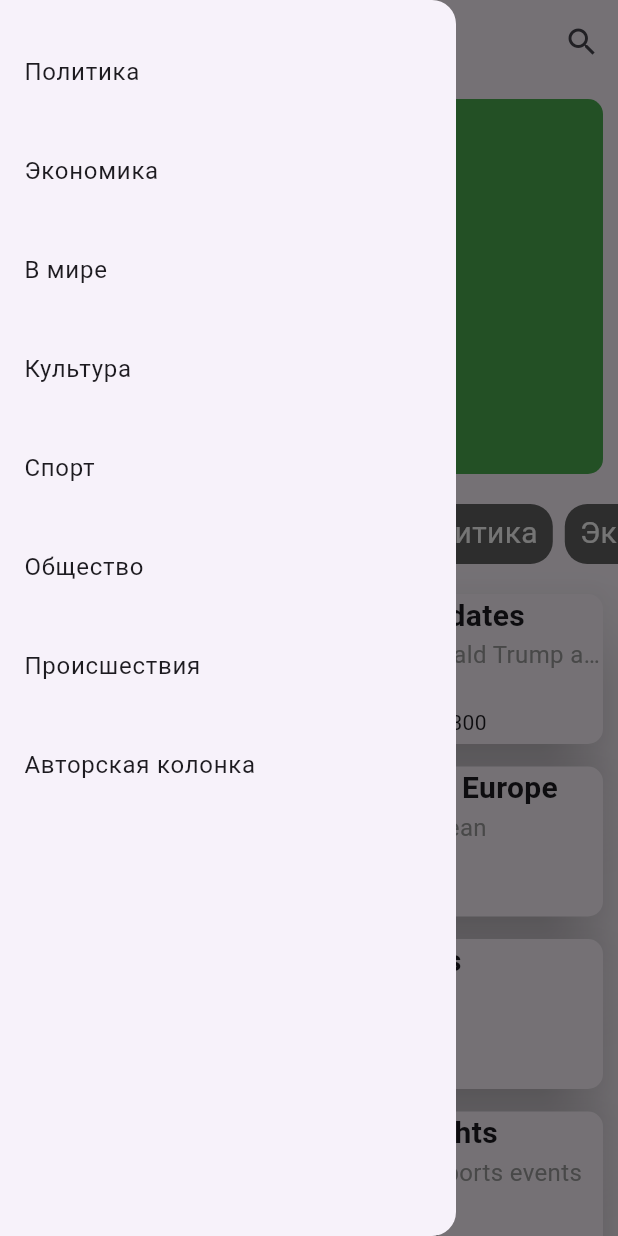
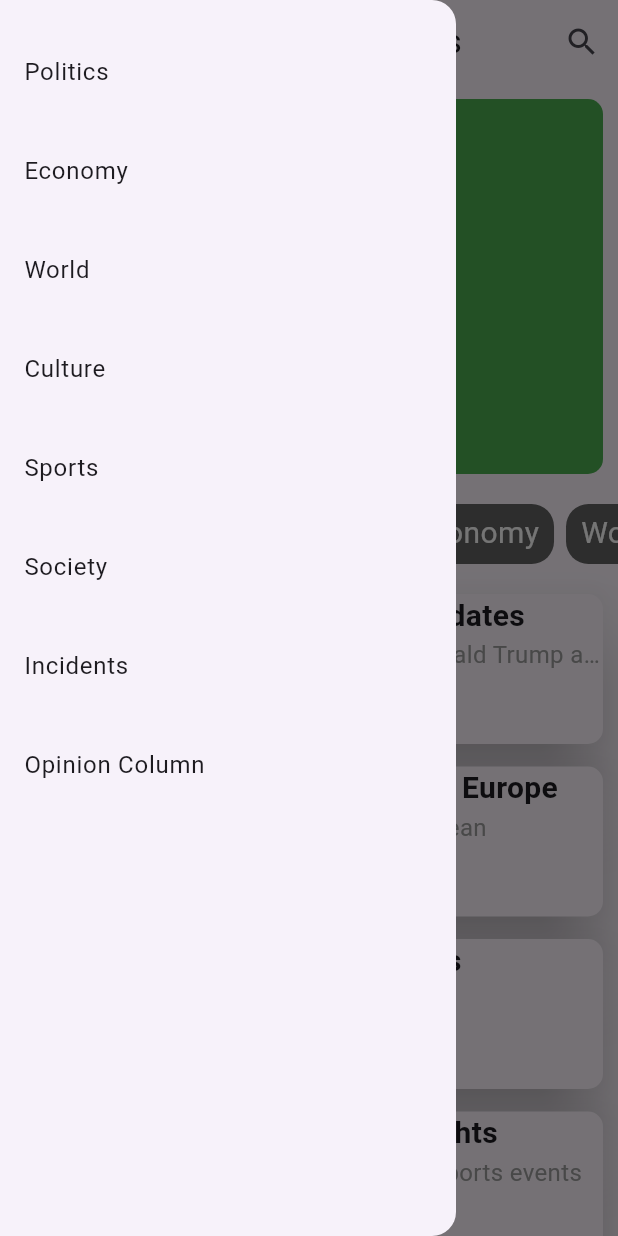
Before and after one commit to V4nchous247/test_news_app, a Flutter app: the screen it shows after launch, with the side drawer open, on a phone screen of 412 x 824 dp. Run offline on Flutter 3.47's test engine with Material 3 defaults, Android fonts, the phone set to English and light mode, and no system bars; drawn by our look-alikes of scrollable_positioned_list; our stand-ins replace auto_route, firebase_core, firebase_messaging, flutter_bloc, freezed_annotation, get_it; accounts and stored records are empty; generated files the repository leaves out were written again.

Commit message:
added localizations

```diff
--- a/assets/strings/categories.json
+++ b/assets/strings/categories.json
@@ -1,12 +1,12 @@
 {
     "categories": [
-        "Политика",
-        "Экономика",
-        "В мире",
-        "Культура",
-        "Спорт",
-        "Общество",
-        "Происшествия",
-        "Авторская колонка"
+        "Politics",
+        "Economy",
+        "World",
+        "Culture",
+        "Sports",
+        "Society",
+        "Incidents",
+        "Opinion Column"
     ]
 }
--- a/lib/core/ui/widgets/base_widget.dart
+++ b/lib/core/ui/widgets/base_widget.dart
@@ -1,8 +1,5 @@
-import 'package:auto_route/auto_route.dart';
-import 'package:flutter/material.dart';
 import 'package:scrollable_positioned_list/scrollable_positioned_list.dart';
 import 'package:test_news_app/index.dart';
-import 'package:test_news_app/navigation/router.gr.dart';
 
 class BaseWidget extends StatefulWidget {
   const BaseWidget({
@@ -52,13 +49,13 @@ class _BaseWidgetState extends State<BaseWidget> {
         title: _isSearching
             ? TextField(
                 controller: widget.searchController,
-                decoration: const InputDecoration(
-                  hintText: "Search...",
+                decoration: InputDecoration(
+                  hintText: AppLocalizations.of(context)!.searchBarPlaceHolder,
                   border: InputBorder.none,
                 ),
                 autofocus: true,
               )
-            : const Center(child: Text("NewYork Times")),
+            : Center(child: Text(AppLocalizations.of(context)!.appName)),
         actions: [
           IconButton(
             icon: Icon(_isSearching ? Icons.close : Icons.search),
--- a/lib/features/article_page/presentation/pages/article_page.dart
+++ b/lib/features/article_page/presentation/pages/article_page.dart
@@ -1,6 +1,4 @@
-import 'package:auto_route/auto_route.dart';
 import 'package:test_news_app/index.dart';
-import 'package:flutter/material.dart';
 
 @RoutePage()
 class ArticlePage extends StatelessWidget {
@@ -39,7 +37,8 @@ class ArticlePage extends StatelessWidget {
               child: Column(
                 crossAxisAlignment: CrossAxisAlignment.start,
                 children: [
-                  const Text('More in this category:', style: TextStyle(fontSize: 20, fontWeight: FontWeight.w500)),
+                  Text(AppLocalizations.of(context)!.nextArticleHint,
+                      style: const TextStyle(fontSize: 20, fontWeight: FontWeight.w500)),
                   ArticleWidget(
                     article: allArticles.firstWhere(
                       (newArticle) => newArticle.category == article.category && newArticle != article,
--- a/lib/features/main_page/presentation/pages/main_page.dart
+++ b/lib/features/main_page/presentation/pages/main_page.dart
@@ -1,7 +1,5 @@
-import 'package:auto_route/auto_route.dart';
 import 'package:flutter_bloc/flutter_bloc.dart';
 import 'package:test_news_app/index.dart';
-import 'package:flutter/material.dart';
 
 @RoutePage()
 class MainPage extends StatefulWidget {
@@ -58,11 +56,11 @@ class _MainPageState extends State<MainPage> {
                           allCategories: categories,
                         ),
                 ),
-                error: () => const Text('ERROR'),
+                error: () => Text(AppLocalizations.of(context)!.errorMsg),
               );
             },
           ),
-          error: () => const Text('ERROR'),
+          error: () => Text(AppLocalizations.of(context)!.errorMsg),
         );
       },
     );
--- a/lib/features/main_page/presentation/views/default_layout.dart
+++ b/lib/features/main_page/presentation/views/default_layout.dart
@@ -1,4 +1,3 @@
-import 'package:flutter/material.dart';
 import 'package:scrollable_positioned_list/scrollable_positioned_list.dart';
 import 'package:test_news_app/index.dart';
 
@@ -21,9 +20,6 @@ class _DefaultLayoutState extends State<DefaultLayout> {
   List<String> _categories = [];
   final _filters = [];
 
-  static const String _popular = 'Популярное';
-  static const String _actual = 'Читают';
-
   @override
   void initState() {
     initCategories();
@@ -32,8 +28,8 @@ class _DefaultLayoutState extends State<DefaultLayout> {
 
   void initCategories() {
     _categories = [
-      _popular,
-      _actual,
+      'Popular',
+      'Hot',
       ...widget.allCategories,
     ];
   }
@@ -81,13 +77,13 @@ class _DefaultLayoutState extends State<DefaultLayout> {
                 if (_filters.isNotEmpty) {
                   _articles = widget.allArticles.where((article) => _filters.contains(article.category)).toList();
                 }
-                if (_filters.contains(_popular)) {
+                if (_filters.contains('Popular')) {
                   _articles = widget.allArticles;
                   final sortedArticles = _articles.where((article) => article.allTimeViews > 0).toList()
                     ..sort((a, b) => b.allTimeViews.compareTo(a.allTimeViews));
                   _articles = sortedArticles;
                 }
-                if (_filters.contains(_actual)) {
+                if (_filters.contains('Hot')) {
                   _articles = widget.allArticles;
                   final sortedArticles = _articles.where((article) => article.lastTreeDaysViews > 0).toList()
                     ..sort((a, b) => b.lastTreeDaysViews.compareTo(a.lastTreeDaysViews));
@@ -105,10 +101,10 @@ class _DefaultLayoutState extends State<DefaultLayout> {
                           separatorBuilder: (context, index) => const SizedBox(height: 15),
                         ),
                       )
-                    : const Center(
+                    : Center(
                         child: Text(
-                          'No articles in this category',
-                          style: TextStyle(
+                          AppLocalizations.of(context)!.emptyCategoryPlaceholder,
+                          style: const TextStyle(
                             fontSize: 24,
                             fontWeight: FontWeight.w600,
                           ),
--- a/lib/features/main_page/presentation/views/search_layout.dart
+++ b/lib/features/main_page/presentation/views/search_layout.dart
@@ -1,4 +1,3 @@
-import 'package:flutter/material.dart';
 import 'package:scrollable_positioned_list/scrollable_positioned_list.dart';
 import 'package:test_news_app/index.dart';
 
--- a/lib/features/main_page/presentation/widgets/topic_of_the_hour_widget.dart
+++ b/lib/features/main_page/presentation/widgets/topic_of_the_hour_widget.dart
@@ -1,4 +1,4 @@
-import 'package:flutter/material.dart';
+import 'package:test_news_app/index.dart';
 
 class TopicOfTheHourWidget extends StatelessWidget {
   const TopicOfTheHourWidget({
@@ -24,9 +24,9 @@ class TopicOfTheHourWidget extends StatelessWidget {
               borderRadius: BorderRadius.circular(15),
               color: Colors.white.withOpacity(0.6),
             ),
-            child: const Padding(
-              padding: EdgeInsets.all(5),
-              child: Text('topic of the hour'),
+            child: Padding(
+              padding: const EdgeInsets.all(5),
+              child: Text(AppLocalizations.of(context)!.topicOfTheHourBadgeName),
             ),
           ),
         ),
--- a/lib/features/specific_category_page/presentation/pages/specific_category_page.dart
+++ b/lib/features/specific_category_page/presentation/pages/specific_category_page.dart
@@ -1,5 +1,3 @@
-import 'package:auto_route/auto_route.dart';
-import 'package:flutter/material.dart';
 import 'package:scrollable_positioned_list/scrollable_positioned_list.dart';
 import 'package:test_news_app/index.dart';
 
@@ -37,10 +35,10 @@ class SpecificCategoryPage extends StatelessWidget {
                 ),
               ),
             )
-          : const Center(
+          : Center(
               child: Text(
-                'No articles in this category',
-                style: TextStyle(
+                AppLocalizations.of(context)!.emptyCategoryPlaceholder,
+                style: const TextStyle(
                   fontSize: 24,
                   fontWeight: FontWeight.w600,
                 ),
--- a/lib/index.dart
+++ b/lib/index.dart
@@ -1,3 +1,8 @@
+export 'package:auto_route/auto_route.dart';
+export 'package:flutter/material.dart';
+export 'package:test_news_app/navigation/router.gr.dart';
+export 'package:flutter_gen/gen_l10n/app_localizations.dart';
+
 export './main.dart';
 export './features/index.dart';
 export './navigation/index.dart';
--- /dev/null
+++ b/lib/l10n/app_en.arb
@@ -0,0 +1,10 @@
+{
+    "searchBarPlaceHolder": "Search...",
+    "nextArticleHint": "More in this category:",
+    "errorMsg": "E R R O R",
+    "popularArticles": "Popular",
+    "hotArticles": "Hot",
+    "emptyCategoryPlaceholder": "No articles in this category",
+    "topicOfTheHourBadgeName": "topic of the hour",
+    "appName": "The NewYork Times"
+}
--- a/lib/main.dart
+++ b/lib/main.dart
@@ -1,5 +1,5 @@
 import 'package:firebase_core/firebase_core.dart';
-import 'package:flutter/material.dart';
+import 'package:flutter_localizations/flutter_localizations.dart';
 import 'package:test_news_app/index.dart';
 
 void main() async {
@@ -18,6 +18,15 @@ class MyApp extends StatelessWidget {
   @override
   Widget build(BuildContext context) {
     return MaterialApp.router(
+      localizationsDelegates: const [
+        AppLocalizations.delegate,
+        GlobalMaterialLocalizations.delegate,
+        GlobalWidgetsLocalizations.delegate,
+        GlobalCupertinoLocalizations.delegate,
+      ],
+      supportedLocales: const [
+        Locale('en'),
+      ],
       routerDelegate: _appRouter.delegate(),
       routeInformationParser: _appRouter.defaultRouteParser(),
       title: 'NewYork Times',
@@ -25,23 +34,3 @@ class MyApp extends StatelessWidget {
     );
   }
 }
-
-// import 'package:flutter/material.dart';
-// import 'package:auto_route/auto_route.dart';
-// import 'router.gr.dart';  // Generated file
-
-// void main() {
-//   runApp(MyApp());
-// }
-
-// class MyApp extends StatelessWidget {
-//   final _appRouter = AppRouter();
-
-//   @override
-//   Widget build(BuildContext context) {
-//     return MaterialApp.router(
-//       routerDelegate: _appRouter.delegate(),
-//       routeInformationParser: _appRouter.defaultRouteParser(),
-//     );
-//   }
-// }
--- a/pubspec.yaml
+++ b/pubspec.yaml
@@ -20,6 +20,9 @@ dependencies:
   auto_route: ^9.2.2
   firebase_core: ^3.6.0
   firebase_messaging: ^15.1.3
+  flutter_localizations:
+    sdk: flutter
+  intl: any
 
 dev_dependencies:
   flutter_test:
@@ -31,6 +34,7 @@ dev_dependencies:
   auto_route_generator: ^9.0.0
 
 flutter:
+  generate: true
   uses-material-design: true
   assets:
     - assets/strings/
```
Also changed, not shown: assets/strings/articles.json (+20 -20 lines), pubspec.lock.
